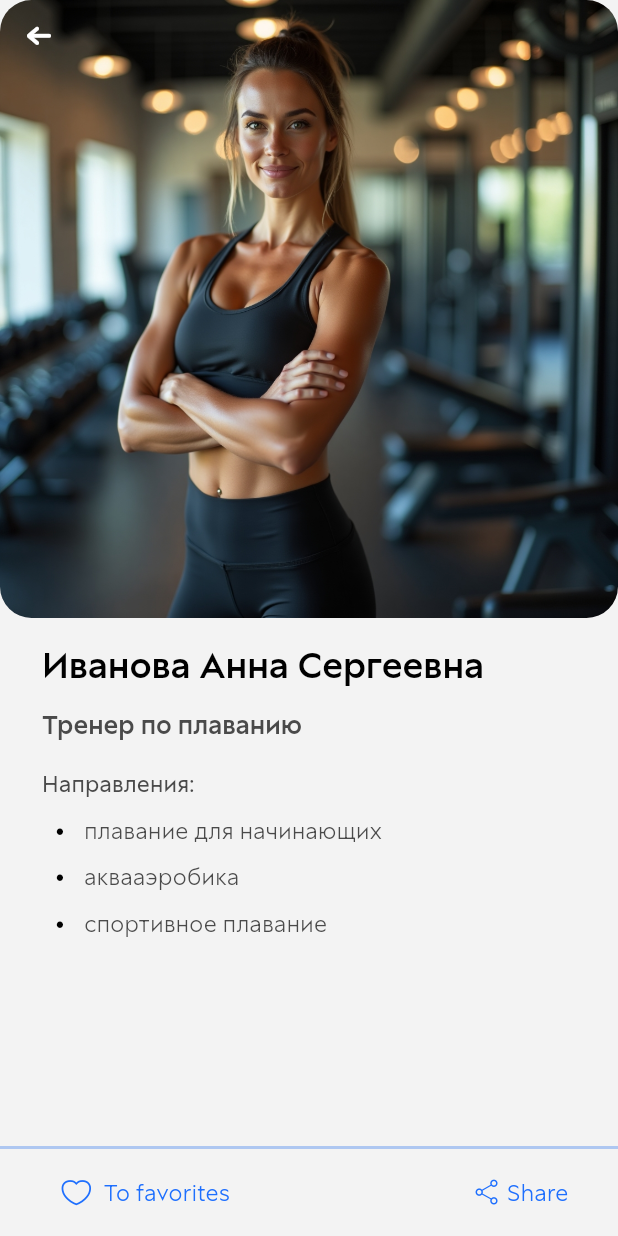
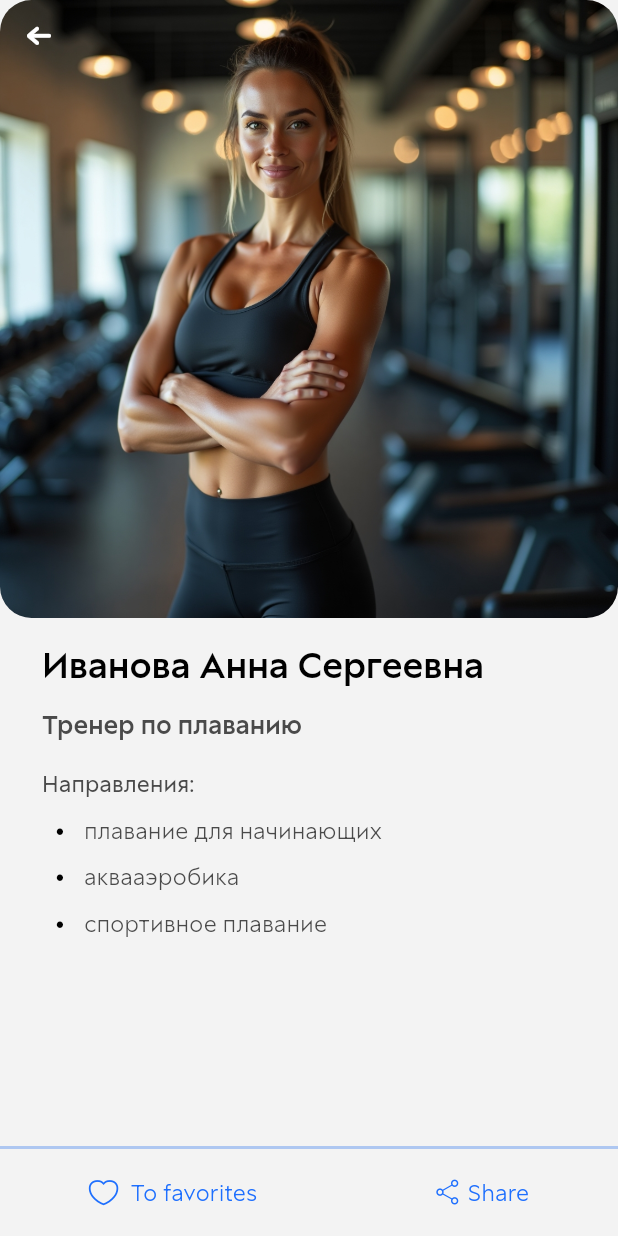
Before and after one commit to matveev-v-m/fitness, a Flutter app: the screen it shows after launch, after a tap on "Иванова Анна Сергеевна", on a phone screen of 412 x 824 dp. Run offline on Flutter 3.47's test engine with Material 3 defaults, Android fonts, the phone set to English and light mode, and no system bars; our stand-ins replace flutter_markdown, flutter_riverpod.

Commit message:
Изменил отображение нижней панели страницы тренеров

```diff
--- a/lib/pages/trainer_page.dart
+++ b/lib/pages/trainer_page.dart
@@ -74,15 +74,10 @@ class TrainerPage extends ConsumerWidget {
           ),
         ),
         child: Row(
-          mainAxisAlignment: MainAxisAlignment.spaceBetween,
+          mainAxisAlignment: MainAxisAlignment.spaceAround,
           children: [
-            Padding(
-              padding: const EdgeInsets.only(left: 33),
-              child: LikeToggleButton(trainerId: trainerId as int),
-            ),
-            Padding(
-              padding: const EdgeInsets.only(right: 33), //todo доелать
-              child: Row(
+            LikeToggleButton(trainerId: trainerId as int),
+            Row(
               children: [
                 Icon(
                   CustomIcons.share,
@@ -98,7 +93,6 @@ class TrainerPage extends ConsumerWidget {
                 ),
               ],
             ),
-            ),
           ],
         ),
       ),
--- a/lib/widgets/like_toggle_button.dart
+++ b/lib/widgets/like_toggle_button.dart
@@ -27,8 +27,6 @@ class LikeToggleButton extends ConsumerWidget {
 
         ref.read(favoriteTrainersArr.notifier).state = newFavorites;
       },
-      child: Container(
-        padding: EdgeInsets.all(8),
       child: Row(
         spacing: 10,
         children: [
@@ -47,7 +45,6 @@ class LikeToggleButton extends ConsumerWidget {
           ),
         ],
       ),
-      ),
     );
   }
 }
```
Lines whose indentation alone changed are shown as unchanged.
